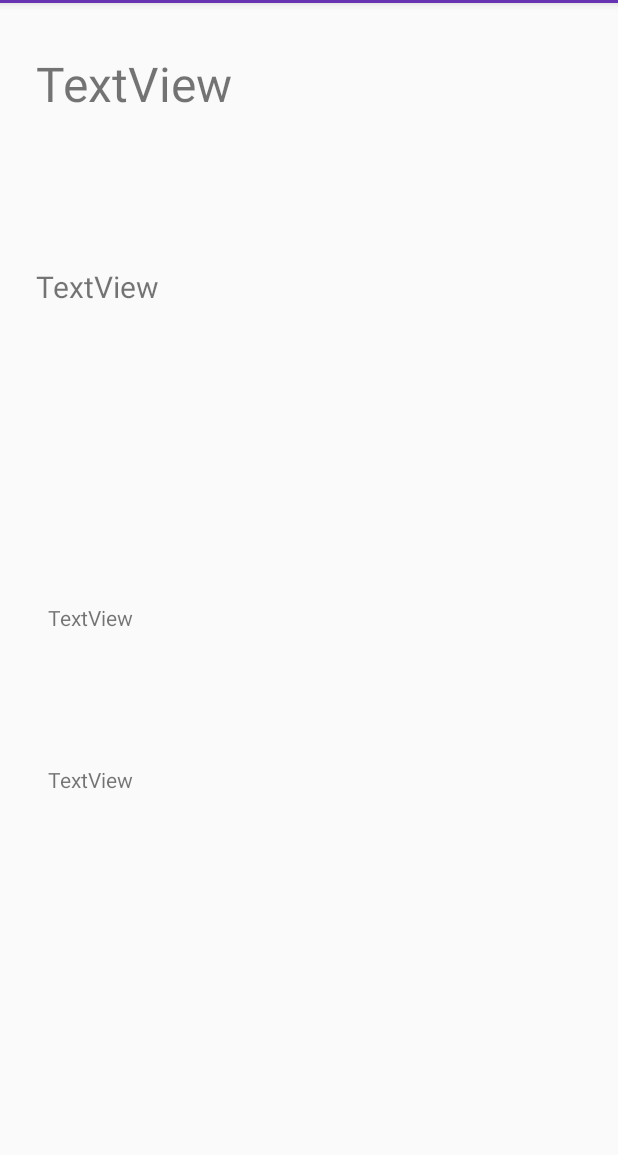
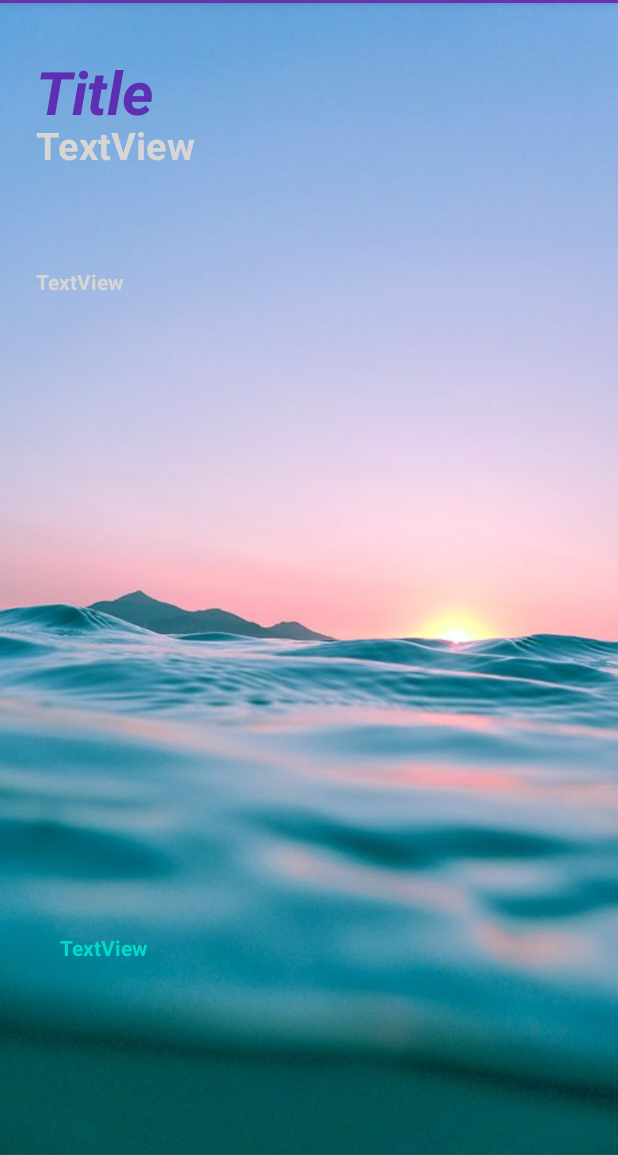
Before and after one commit to JMFord99/DailyJournal, an Android app: the ReadPast screen opened directly, with no data from a screen before it, on a phone screen of 412 x 824 dp, the part 81-1236 px from its top. Run offline under Robolectric (Android 15) with nearby library versions, the phone set to English and light mode, and no system bars; network calls fail.

Commit message:
Add files via upload

```diff
--- a/Project/app/src/main/res/layout/read_past.xml
+++ b/Project/app/src/main/res/layout/read_past.xml
@@ -1,31 +1,37 @@
 <?xml version="1.0" encoding="utf-8"?>
 <androidx.constraintlayout.widget.ConstraintLayout xmlns:android="http://schemas.android.com/apk/res/android"
     xmlns:app="http://schemas.android.com/apk/res-auto"
+    android:background="@drawable/back"
     xmlns:tools="http://schemas.android.com/tools"
     android:layout_width="match_parent"
     android:layout_height="match_parent">
 
     <TextView
-        android:id="@+id/prompt"
+
+        android:id="@+id/date"
         android:layout_width="wrap_content"
         android:layout_height="wrap_content"
         android:layout_marginStart="24dp"
-        android:layout_marginTop="79dp"
+        android:layout_marginTop="40dp"
         android:layout_marginBottom="83dp"
         android:text="TextView"
-        android:textSize="20dp"
+        android:textColor="@color/black"
+        android:textSize="25dp"
+        android:textStyle="bold"
         app:layout_constraintBottom_toBottomOf="@+id/entry"
         app:layout_constraintStart_toStartOf="parent"
-        app:layout_constraintTop_toTopOf="@+id/date"
-        app:layout_constraintVertical_bias="0.326" />
+        app:layout_constraintTop_toTopOf="@+id/prompt"
+        app:layout_constraintVertical_bias="1.0" />
 
     <TextView
         android:id="@+id/entry"
         android:layout_width="wrap_content"
         android:layout_height="wrap_content"
-        android:layout_marginStart="32dp"
-        android:layout_marginTop="400dp"
+        android:layout_marginStart="24dp"
+        android:layout_marginTop="176dp"
         android:text="TextView"
+        android:textColor="@color/white"
+        android:textStyle="bold"
         app:layout_constraintStart_toStartOf="parent"
         app:layout_constraintTop_toTopOf="parent" />
 
@@ -33,20 +39,25 @@
         android:id="@+id/mood"
         android:layout_width="wrap_content"
         android:layout_height="wrap_content"
-        android:layout_marginStart="32dp"
-        android:layout_marginTop="508dp"
+        android:layout_marginStart="40dp"
+        android:layout_marginTop="620dp"
         android:text="TextView"
+        android:textColor="@color/colorAccent"
+        android:textStyle="bold"
         app:layout_constraintStart_toStartOf="parent"
         app:layout_constraintTop_toTopOf="parent" />
 
     <TextView
-        android:id="@+id/date"
+
+        android:id="@+id/prompt"
         android:layout_width="wrap_content"
         android:layout_height="wrap_content"
         android:layout_marginStart="24dp"
         android:layout_marginTop="32dp"
-        android:text="TextView"
-        android:textSize="32sp"
+        android:text="Title"
+        android:textStyle="bold|italic"
+        android:textColor="@color/purple"
+        android:textSize="40sp"
         app:layout_constraintStart_toStartOf="parent"
         app:layout_constraintTop_toTopOf="parent" />
 </androidx.constraintlayout.widget.ConstraintLayout>
```
